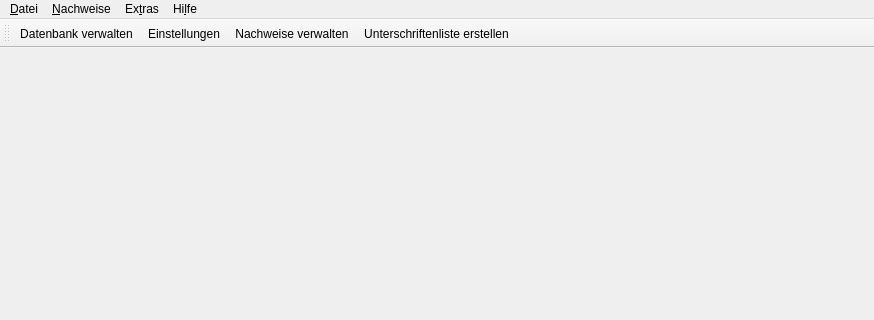
Qt form ui/qmmainwindow.ui (Christian-Kr/QualificationMatrix) before a commit; both pictures show x 0 to 874 and y 0 to 320 of the 874 by 639 pixel window.
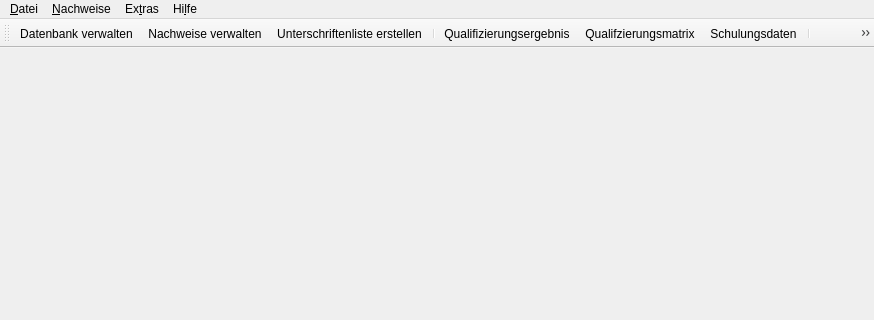
The same form after that commit. Icons and pictures are not drawn. Custom widgets are drawn as their Qt base class.

Commit message: Add gui elements for modes

What changed in the file:
```diff
--- a/ui/qmmainwindow.ui
+++ b/ui/qmmainwindow.ui
@@ -134,7 +134,7 @@
     <string>toolBar</string>
    </property>
    <property name="toolButtonStyle">
-    <enum>Qt::ToolButtonTextBesideIcon</enum>
+    <enum>Qt::ToolButtonIconOnly</enum>
    </property>
    <property name="floatable">
     <bool>true</bool>
@@ -146,9 +146,14 @@
     <bool>false</bool>
    </attribute>
    <addaction name="actManageDatabase"/>
-   <addaction name="actSettings"/>
    <addaction name="actManageCertificate"/>
    <addaction name="actCreateSigningList"/>
+   <addaction name="separator"/>
+   <addaction name="actModeResult"/>
+   <addaction name="actModeQualiMatrix"/>
+   <addaction name="actModeTrainingData"/>
+   <addaction name="separator"/>
+   <addaction name="actSettings"/>
   </widget>
   <action name="actExit">
    <property name="text">
@@ -264,6 +269,39 @@
     <string>&amp;Unterschriftenliste erstellen</string>
    </property>
   </action>
+  <action name="actModeResult">
+   <property name="checkable">
+    <bool>true</bool>
+   </property>
+   <property name="text">
+    <string>Qualifizierungsergebnis</string>
+   </property>
+   <property name="toolTip">
+    <string>Starte Modus Qualifizierungsergebnis</string>
+   </property>
+  </action>
+  <action name="actModeQualiMatrix">
+   <property name="checkable">
+    <bool>true</bool>
+   </property>
+   <property name="text">
+    <string>Qualifzierungsmatrix</string>
+   </property>
+   <property name="toolTip">
+    <string>Starte Modus Qualifizierungsmatrix</string>
+   </property>
+  </action>
+  <action name="actModeTrainingData">
+   <property name="checkable">
+    <bool>true</bool>
+   </property>
+   <property name="text">
+    <string>Schulungsdaten</string>
+   </property>
+   <property name="toolTip">
+    <string>Starte Modus Schulungsdaten</string>
+   </property>
+  </action>
  </widget>
  <customwidgets>
   <customwidget>
```
Left out of the diff: 51 changed lines with no effect on the pictures.
